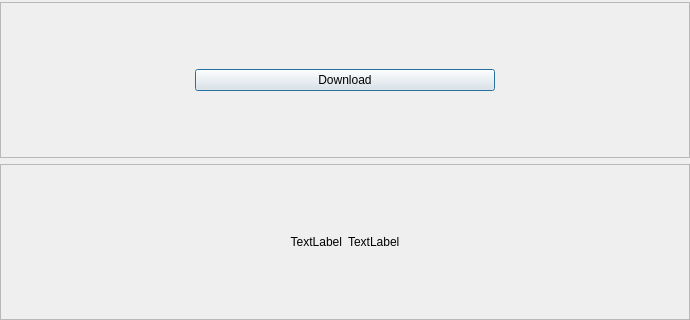
The window that interface/mainWindow.ui (MateuszPason/Youtube-Downloader) describes before a commit, drawn with Qt 5; both pictures show x 0 to 690 and y 160 to 480 of the 690 by 480 pixel window.
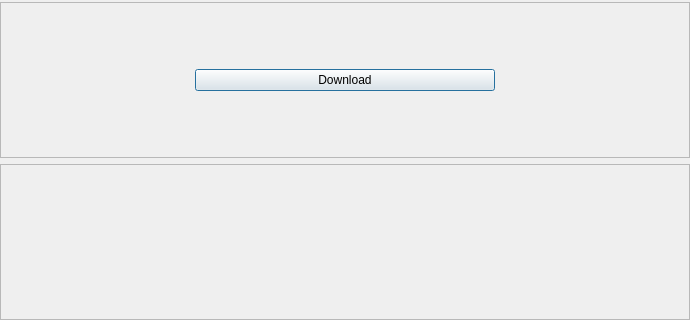
The same window after the commit.

Commit message: Interface: allign change. main.py: print info on interface and refactor

```diff
--- a/interface/mainWindow.ui
+++ b/interface/mainWindow.ui
@@ -130,17 +130,20 @@
       <item>
        <widget class="QLabel" name="title">
         <property name="text">
-         <string>TextLabel</string>
+         <string/>
         </property>
         <property name="alignment">
-         <set>Qt::AlignRight|Qt::AlignTrailing|Qt::AlignVCenter</set>
+         <set>Qt::AlignLeading|Qt::AlignLeft|Qt::AlignVCenter</set>
         </property>
        </widget>
       </item>
       <item>
        <widget class="QLabel" name="label_2">
         <property name="text">
-         <string>TextLabel</string>
+         <string/>
+        </property>
+        <property name="alignment">
+         <set>Qt::AlignRight|Qt::AlignTrailing|Qt::AlignVCenter</set>
         </property>
        </widget>
       </item>
```
Left out of the diff: 2 changed lines with no effect on the pictures. The commit also changes 1 other file.
